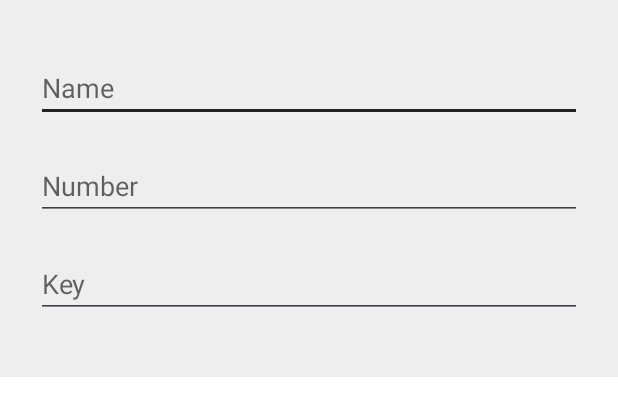
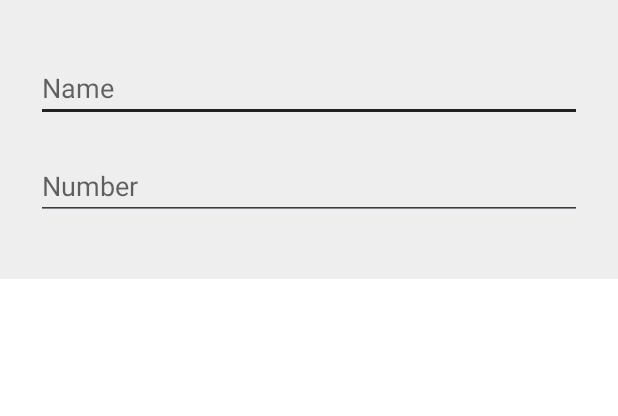
Before and after one commit to germaniii/T7TA, an Android app: the layout dialog_contactmanagement.xml on its own in the app's theme, with its tools: preview values and no code run, on a phone screen of 412 x 824 dp. Shown: the top 416 px of the screen. Run offline under Robolectric (Android 15) with nearby library versions, the phone set to English and light mode, and no system bars.

```diff
--- a/app/src/main/java/com/example/emav1/FragmentMain.java
+++ b/app/src/main/java/com/example/emav1/FragmentMain.java
@@ -142,7 +142,8 @@ public class FragmentMain extends Fragment  implements InboxListAdapter.ItemClic
                         messageNames.add("Unknown");
                     }
                 }
-
+                //Decrypt Text and send to array
+                cursor.getString(2);
                 messageText.add(cursor.getString(2));    //Message
                 messageReceived.add(cursor.getString(3));    //Date and Time Received
                 messageSent.add(cursor.getString(4));    //Date and Time Sent
--- a/app/src/main/java/com/example/emav1/toolspack/EncryptionProcessor.java
+++ b/app/src/main/java/com/example/emav1/toolspack/EncryptionProcessor.java
@@ -63,7 +63,7 @@ public class EncryptionProcessor {
         return this.packetTotal;
     }
 
-    private String generateKey(String senderID, String receiverID) {
+    public String generateKey(String senderID, String receiverID) {
         StringBuilder sID, rID;
         sID = new StringBuilder(senderID);
         rID = new StringBuilder(receiverID);
--- a/app/src/main/res/layout/dialog_contactmanagement.xml
+++ b/app/src/main/res/layout/dialog_contactmanagement.xml
@@ -29,18 +29,6 @@
         android:inputType="number"
         android:maxLength="11" />
 
-    <EditText
-        android:id="@+id/dialog_key"
-        android:layout_width="match_parent"
-        android:layout_height="wrap_content"
-        android:layout_marginLeft="4dp"
-        android:layout_marginTop="16dp"
-        android:layout_marginRight="4dp"
-        android:layout_marginBottom="4dp"
-        android:hint="Key"
-        android:inputType="text"
-        android:maxLength="255" />
-
 
     <LinearLayout
         android:layout_width="wrap_content"
```
Also changed, not shown: app/src/main/java/com/example/emav1/FragmentContactList.java (+25 -14 lines), app/src/main/java/com/example/emav1/MainActivity.java (+12 -1 lines).
